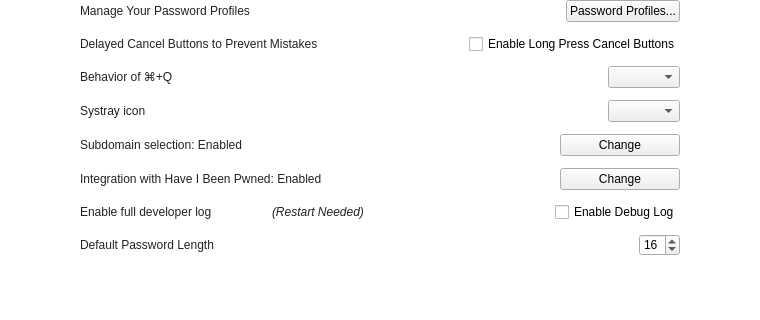
The window that src/MainWindow.ui (mooltipass/moolticute) describes before a commit, drawn with Qt 5; both pictures show x 102 to 862 and y 319 to 639 of the 963 by 639 pixel window.
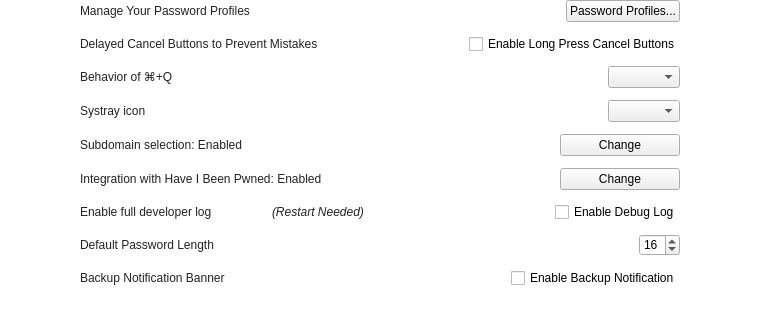
The same window after the commit. Icons and pictures are not drawn. Custom widgets are drawn as their Qt base class.

Commit message: Add option to disable backup notification banner, fix #831

```diff
--- a/src/MainWindow.ui
+++ b/src/MainWindow.ui
@@ -4057,6 +4057,37 @@
               </item>
              </layout>
             </item>
+            <item>
+             <layout class="QHBoxLayout" name="horizontalLayout_66">
+              <item>
+               <widget class="QLabel" name="label_DisableBackup">
+                <property name="text">
+                 <string>Backup Notification Banner</string>
+                </property>
+               </widget>
+              </item>
+              <item>
+               <spacer name="horizontalSpacer_57">
+                <property name="orientation">
+                 <enum>Qt::Horizontal</enum>
+                </property>
+                <property name="sizeHint" stdset="0">
+                 <size>
+                  <width>40</width>
+                  <height>20</height>
+                 </size>
+                </property>
+               </spacer>
+              </item>
+              <item>
+               <widget class="QCheckBox" name="checkBoxBackupNotification">
+                <property name="text">
+                 <string>Enable Backup Notification</string>
+                </property>
+               </widget>
+              </item>
+             </layout>
+            </item>
             <item>
              <spacer name="horizontalSpacer_44">
               <property name="orientation">
```
The commit also changes 3 other files.
